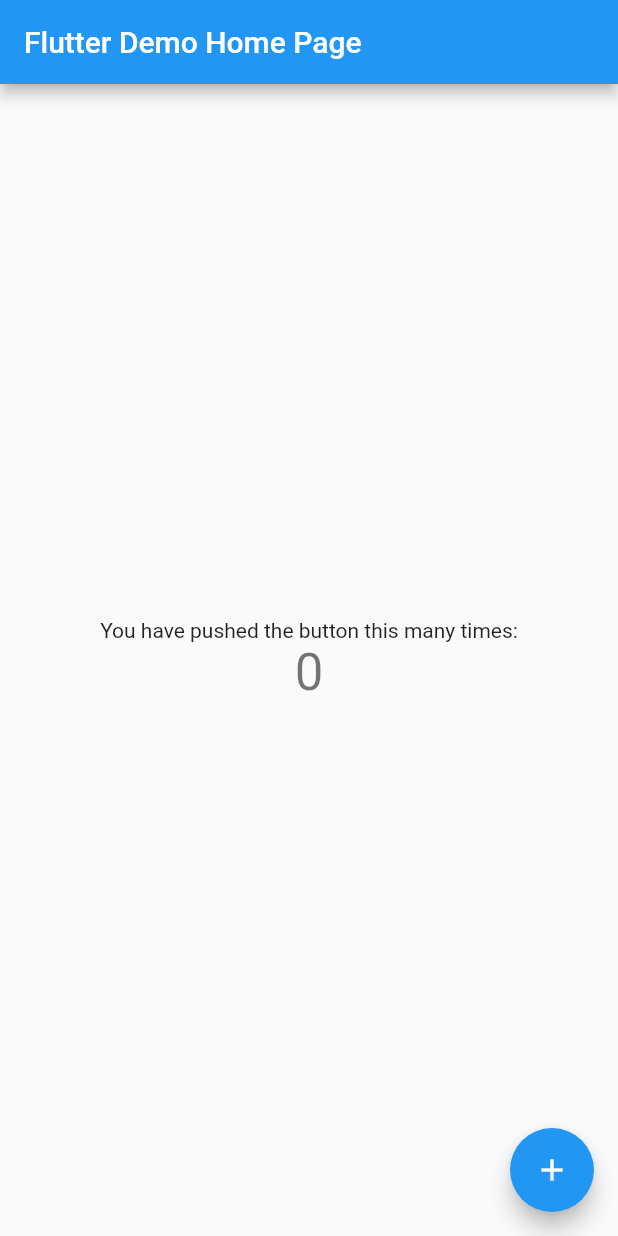
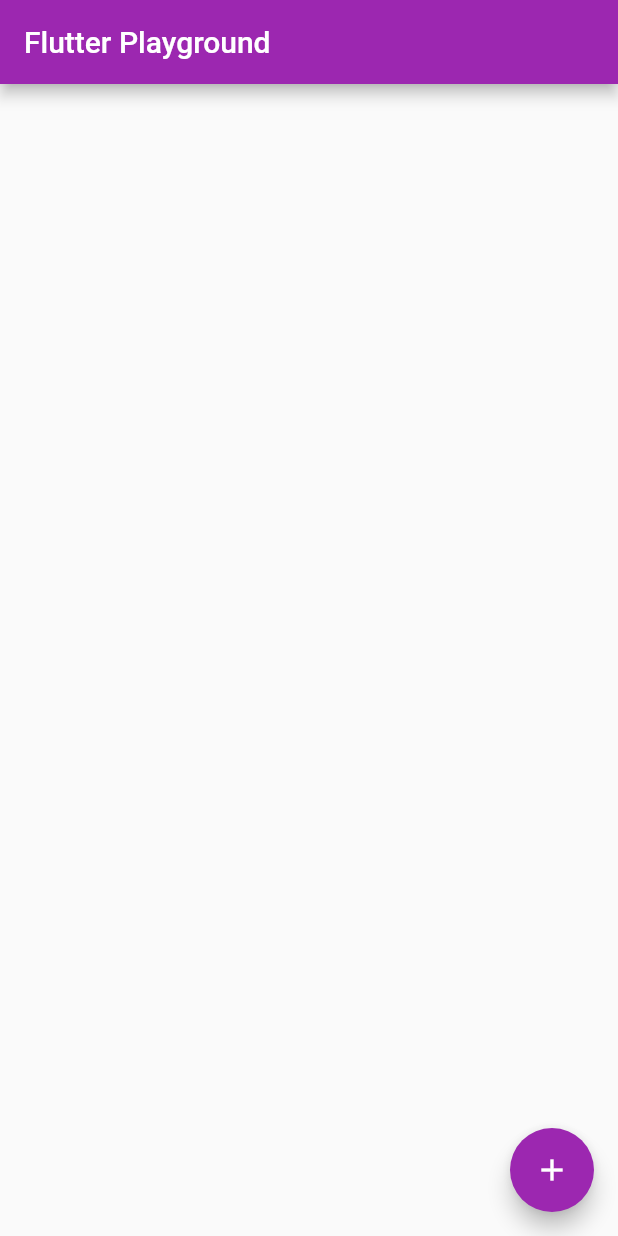
Before and after one commit to durgaprasadmamidi/Flutter-playground, a Flutter app: the screen it shows after launch, on a phone screen of 412 x 824 dp. Run offline on Flutter 3.47's test engine with Material 2 defaults, Android fonts, the phone set to English and light mode, and no system bars.

Commit message:
initial commit

```diff
--- a/lib/main.dart
+++ b/lib/main.dart
@@ -5,113 +5,34 @@
 }
 
 class MyApp extends StatelessWidget {
-  // This widget is the root of your application.
   @override
   Widget build(BuildContext context) {
     return MaterialApp(
-      title: 'Flutter Demo',
       theme: ThemeData(
-        // This is the theme of your application.
-        //
-        // Try running your application with "flutter run". You'll see the
-        // application has a blue toolbar. Then, without quitting the app, try
-        // changing the primarySwatch below to Colors.green and then invoke
-        // "hot reload" (press "r" in the console where you ran "flutter run",
-        // or simply save your changes to "hot reload" in a Flutter IDE).
-        // Notice that the counter didn't reset back to zero; the application
-        // is not restarted.
-        primarySwatch: Colors.blue,
-        // This makes the visual density adapt to the platform that you run
-        // the app on. For desktop platforms, the controls will be smaller and
-        // closer together (more dense) than on mobile platforms.
-        visualDensity: VisualDensity.adaptivePlatformDensity,
+        primarySwatch: Colors.purple,
       ),
-      home: MyHomePage(title: 'Flutter Demo Home Page'),
+      home:  Mainscreen(),
           );
         }
       }
 
-class MyHomePage extends StatefulWidget {
-  MyHomePage({Key key, this.title}) : super(key: key);
-
-  // This widget is the home page of your application. It is stateful, meaning
-  // that it has a State object (defined below) that contains fields that affect
-  // how it looks.
-
-  // This class is the configuration for the state. It holds the values (in this
-  // case the title) provided by the parent (in this case the App widget) and
-  // used by the build method of the State. Fields in a Widget subclass are
-  // always marked "final".
-
-  final String title;
+      class Mainscreen extends StatefulWidget {
+        Mainscreen({Key key}) : super(key: key);
 
         @override
-  _MyHomePageState createState() => _MyHomePageState();
+        _MainscreenState createState() => _MainscreenState();
       }
 
-class _MyHomePageState extends State<MyHomePage> {
-  int _counter = 0;
-
-  void _incrementCounter() {
-    setState(() {
-      // This call to setState tells the Flutter framework that something has
-      // changed in this State, which causes it to rerun the build method below
-      // so that the display can reflect the updated values. If we changed
-      // _counter without calling setState(), then the build method would not be
-      // called again, and so nothing would appear to happen.
-      _counter++;
-    });
-  }
-
+      class _MainscreenState extends State<Mainscreen> {
         @override
         Widget build(BuildContext context) {
-    // This method is rerun every time setState is called, for instance as done
-    // by the _incrementCounter method above.
-    //
-    // The Flutter framework has been optimized to make rerunning build methods
-    // fast, so that you can just rebuild anything that needs updating rather
-    // than having to individually change instances of widgets.
           return Scaffold(
-      appBar: AppBar(
-        // Here we take the value from the MyHomePage object that was created by
-        // the App.build method, and use it to set our appbar title.
-        title: Text(widget.title),
-      ),
-      body: Center(
-        // Center is a layout widget. It takes a single child and positions it
-        // in the middle of the parent.
-        child: Column(
-          // Column is also a layout widget. It takes a list of children and
-          // arranges them vertically. By default, it sizes itself to fit its
-          // children horizontally, and tries to be as tall as its parent.
-          //
-          // Invoke "debug painting" (press "p" in the console, choose the
-          // "Toggle Debug Paint" action from the Flutter Inspector in Android
-          // Studio, or the "Toggle Debug Paint" command in Visual Studio Code)
-          // to see the wireframe for each widget.
-          //
-          // Column has various properties to control how it sizes itself and
-          // how it positions its children. Here we use mainAxisAlignment to
-          // center the children vertically; the main axis here is the vertical
-          // axis because Columns are vertical (the cross axis would be
-          // horizontal).
-          mainAxisAlignment: MainAxisAlignment.center,
-          children: <Widget>[
-            Text(
-              'You have pushed the button this many times:',
-            ),
-            Text(
-              '$_counter',
-              style: Theme.of(context).textTheme.headline4,
-            ),
-          ],
-        ),
-      ),
+            appBar: AppBar(title:Text("Flutter Playground"),),
             floatingActionButton: FloatingActionButton(
-        onPressed: _incrementCounter,
-        tooltip: 'Increment',
-        child: Icon(Icons.add),
-      ), // This trailing comma makes auto-formatting nicer for build methods.
+              child:Icon(Icons.add),
+              onPressed: () {
+
+              },),
           );
         }
       }
```
Lines whose indentation alone changed are shown as unchanged.
